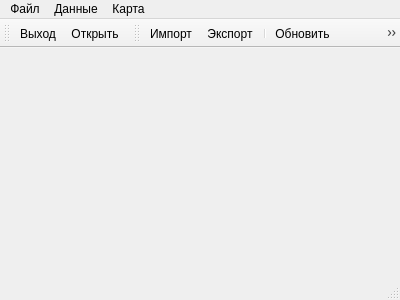
This is mainwindow.ui in alexeymarunin/ddm as Qt 5 draws it before an edit. The edited form follows.
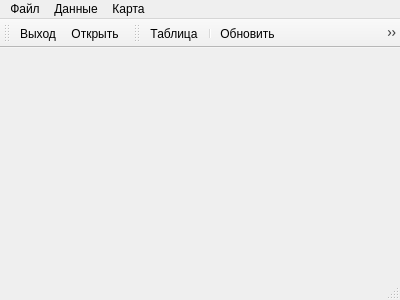
This is the edited form. Icons and pictures are not drawn.

Commit message: В меню "Данные" добавлен пункт "Таблица", для вызова таблицы, отображающей данные.

Patch:
```diff
--- a/mainwindow.ui
+++ b/mainwindow.ui
@@ -70,8 +70,7 @@
    <attribute name="toolBarBreak">
     <bool>false</bool>
    </attribute>
-   <addaction name="importAction"/>
-   <addaction name="exportAction"/>
+   <addaction name="createTableViewAction"/>
    <addaction name="separator"/>
    <addaction name="reloadAction"/>
    <addaction name="increaseZoomAction"/>
@@ -96,24 +95,6 @@
     <string>Выход</string>
    </property>
   </action>
-  <action name="importAction">
-   <property name="icon">
-    <iconset resource="icons.qrc">
-     <normaloff>:/icons/icons/icon_import.png</normaloff>:/icons/icons/icon_import.png</iconset>
-   </property>
-   <property name="text">
-    <string>Импорт</string>
-   </property>
-  </action>
-  <action name="exportAction">
-   <property name="icon">
-    <iconset resource="icons.qrc">
-     <normaloff>:/icons/icons/icon_export.png</normaloff>:/icons/icons/icon_export.png</iconset>
-   </property>
-   <property name="text">
-    <string>Экспорт</string>
-   </property>
-  </action>
   <action name="reloadAction">
    <property name="icon">
     <iconset resource="icons.qrc">
@@ -141,6 +122,15 @@
     <string>Уменьшить масшаб</string>
    </property>
   </action>
+  <action name="createTableViewAction">
+   <property name="icon">
+    <iconset resource="icons.qrc">
+     <normaloff>:/icons/icons/table.png</normaloff>:/icons/icons/table.png</iconset>
+   </property>
+   <property name="text">
+    <string>Таблица</string>
+   </property>
+  </action>
  </widget>
  <layoutdefault spacing="6" margin="11"/>
  <resources>
```
Left out of the diff: 3 changed lines with no effect on the pictures. The commit also changes 10 other files.
